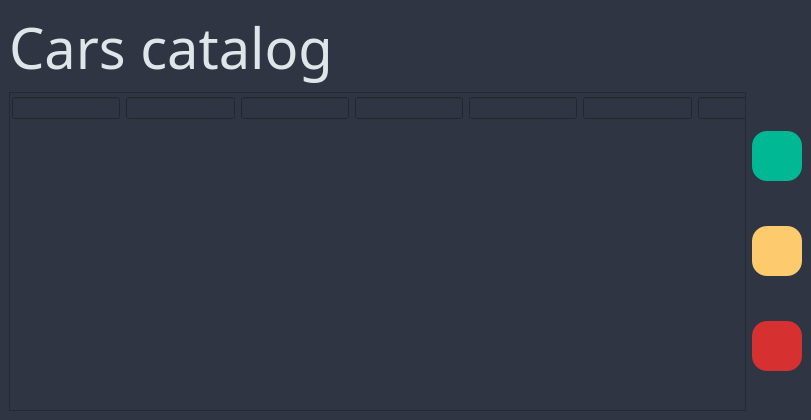
This is mainwindow.ui in Airaat/QT_CRUD_Book as Qt 5 draws it before an edit. The edited form follows.
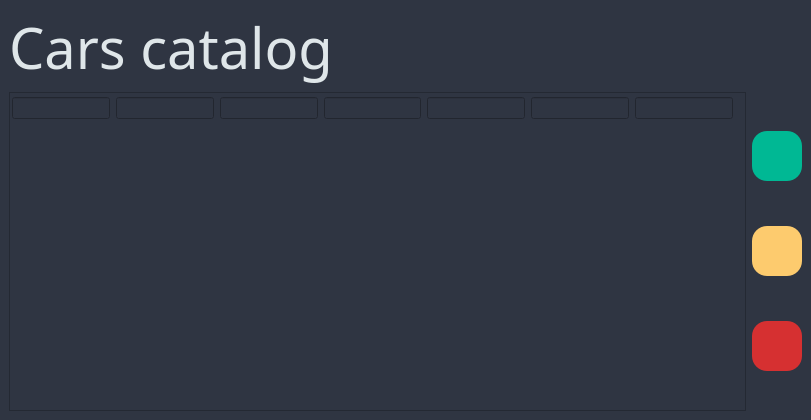
This is the edited form. Icons and pictures are not drawn.

Commit message: layout in process

```diff
--- a/mainwindow.ui
+++ b/mainwindow.ui
@@ -50,12 +50,12 @@
            <height>327</height>
           </rect>
          </property>
-         <widget class="QWidget" name="">
+         <widget class="QWidget" name="layoutWidget">
           <property name="geometry">
            <rect>
             <x>2</x>
             <y>2</y>
-            <width>794</width>
+            <width>721</width>
             <height>26</height>
            </rect>
           </property>
```
Left out of the diff: 260 changed lines with no effect on the pictures.
